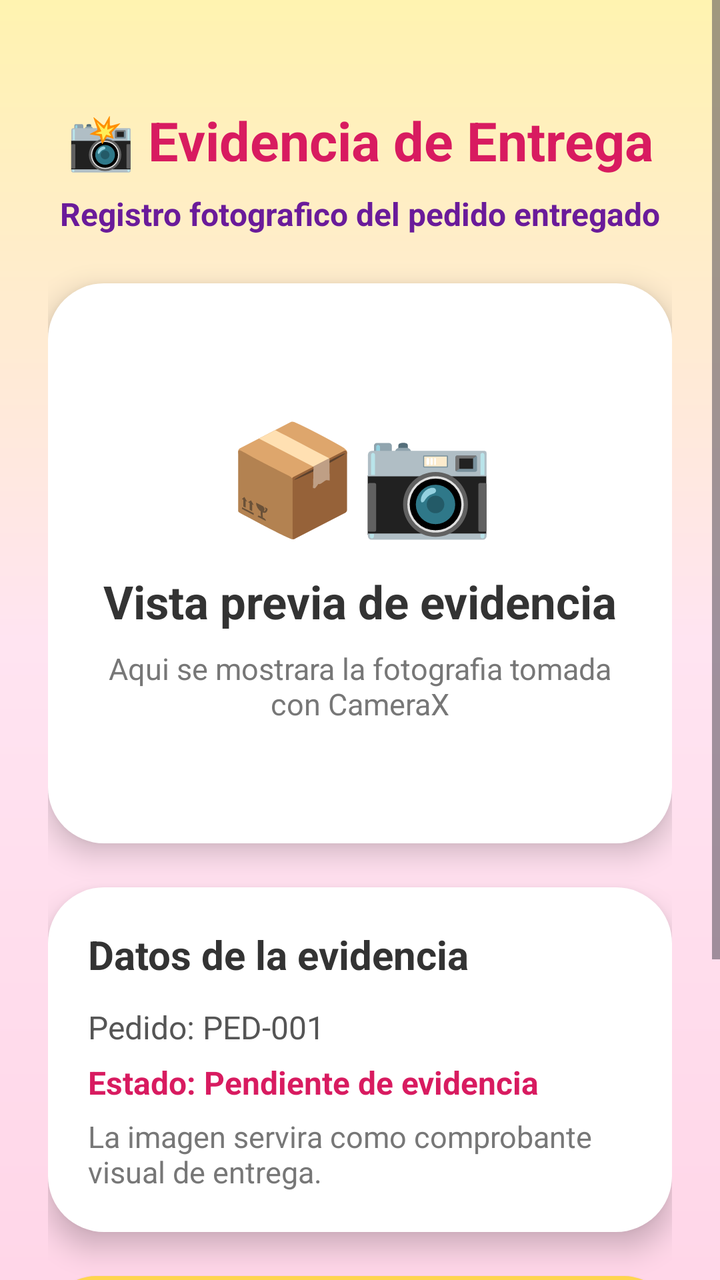
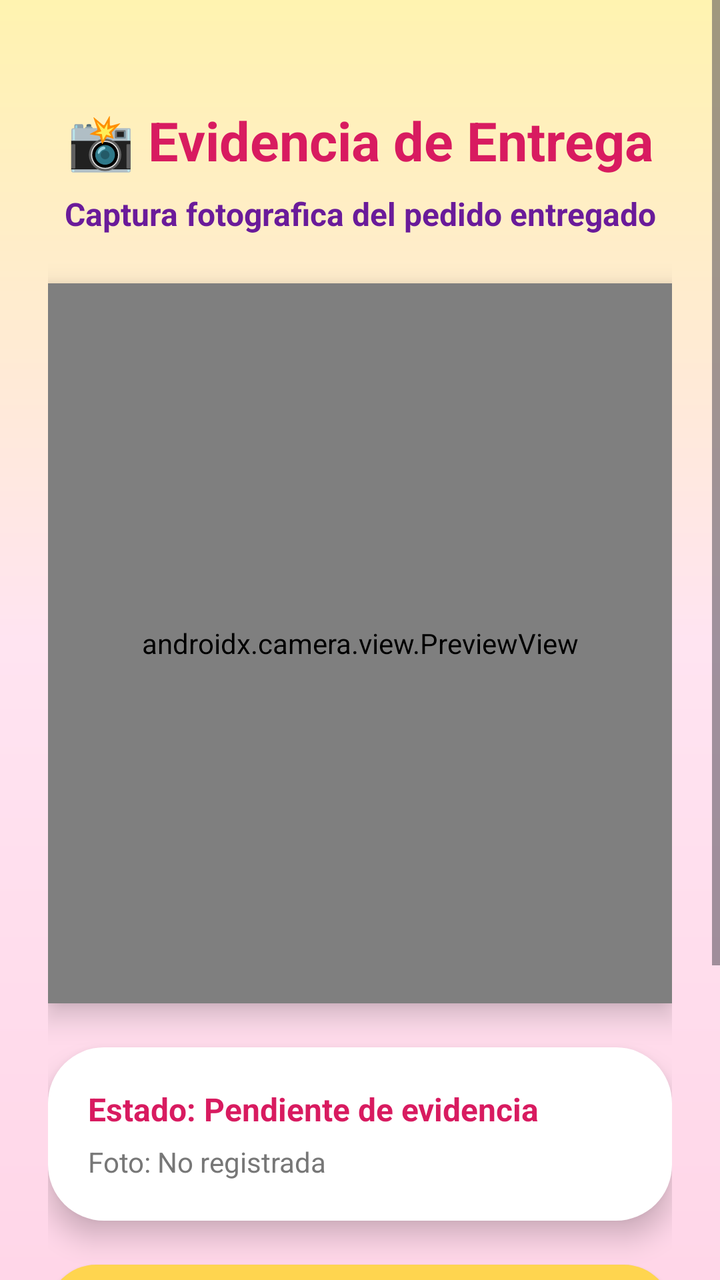

Two renders of the same Android screen: before a commit and after it. Below are the layout's source before the change and the commit's diff.
<!-- AndroidManifest.xml: application theme Theme.ProyectoInnovacionPDM2026GT1Grupo2 -->
<!-- res/layout/activity_evidencia.xml -->
<?xml version="1.0" encoding="utf-8"?>
<ScrollView xmlns:android="http://schemas.android.com/apk/res/android"
    android:layout_width="match_parent"
    android:layout_height="match_parent"
    android:fillViewport="true"
    android:background="@drawable/bg_delivery_gradient">

    <LinearLayout
        android:layout_width="match_parent"
        android:layout_height="wrap_content"
        android:orientation="vertical"
        android:padding="24dp">

        
        <TextView
            android:layout_width="match_parent"
            android:layout_height="wrap_content"
            android:text="📸 Evidencia de Entrega"
            android:textSize="27sp"
            android:textStyle="bold"
            android:textColor="#D81B60"
            android:gravity="center"
            android:layout_marginTop="28dp"
            android:layout_marginBottom="8dp" />

        
        <TextView
            android:layout_width="match_parent"
            android:layout_height="wrap_content"
            android:text="Registro fotografico del pedido entregado"
            android:textSize="16sp"
            android:textStyle="bold"
            android:textColor="#6A1B9A"
            android:gravity="center"
            android:layout_marginBottom="24dp" />

        
        <LinearLayout
            android:layout_width="match_parent"
            android:layout_height="280dp"
            android:orientation="vertical"
            android:gravity="center"
            android:background="@drawable/bg_card_login"
            android:elevation="8dp"
            android:padding="20dp"
            android:layout_marginBottom="22dp">

            
            <TextView
                android:layout_width="match_parent"
                android:layout_height="wrap_content"
                android:text="📦📷"
                android:textSize="54sp"
                android:gravity="center"
                android:layout_marginBottom="12dp" />

            
            <TextView
                android:layout_width="match_parent"
                android:layout_height="wrap_content"
                android:text="Vista previa de evidencia"
                android:textSize="23sp"
                android:textStyle="bold"
                android:textColor="#333333"
                android:gravity="center"
                android:layout_marginBottom="8dp" />

            
            <TextView
                android:layout_width="match_parent"
                android:layout_height="wrap_content"
                android:text="Aqui se mostrara la fotografia tomada con CameraX"
                android:textSize="15sp"
                android:textColor="#777777"
                android:gravity="center" />

        </LinearLayout>

        
        <LinearLayout
            android:layout_width="match_parent"
            android:layout_height="wrap_content"
            android:orientation="vertical"
            android:background="@drawable/bg_card_login"
            android:elevation="8dp"
            android:padding="20dp"
            android:layout_marginBottom="22dp">

            
            <TextView
                android:layout_width="match_parent"
                android:layout_height="wrap_content"
                android:text="Datos de la evidencia"
                android:textSize="20sp"
                android:textStyle="bold"
                android:textColor="#333333"
                android:layout_marginBottom="12dp" />

            
            <TextView
                android:layout_width="match_parent"
                android:layout_height="wrap_content"
                android:text="Pedido: PED-001"
                android:textSize="16sp"
                android:textColor="#555555"
                android:layout_marginBottom="6dp" />

            
            <TextView
                android:layout_width="match_parent"
                android:layout_height="wrap_content"
                android:text="Estado: Pendiente de evidencia"
                android:textSize="16sp"
                android:textStyle="bold"
                android:textColor="#D81B60"
                android:layout_marginBottom="6dp" />

            
            <TextView
                android:layout_width="match_parent"
                android:layout_height="wrap_content"
                android:text="La imagen servira como comprobante visual de entrega."
                android:textSize="15sp"
                android:textColor="#777777" />

        </LinearLayout>

        
        <Button
            android:id="@+id/btnTomarFoto"
            android:layout_width="match_parent"
            android:layout_height="56dp"
            android:text="Tomar foto"
            android:textAllCaps="false"
            android:textStyle="bold"
            android:textColor="#333333"
            android:background="@drawable/bg_button_yellow"
            android:layout_marginBottom="12dp" />

        
        <Button
            android:id="@+id/btnGuardarEvidencia"
            android:layout_width="match_parent"
            android:layout_height="56dp"
            android:text="Guardar evidencia"
            android:textAllCaps="false"
            android:textStyle="bold"
            android:textColor="#FFFFFF"
            android:background="@drawable/bg_button_pink"
            android:layout_marginBottom="12dp" />

        
        <Button
            android:id="@+id/btnVolverEvidencia"
            android:layout_width="match_parent"
            android:layout_height="56dp"
            android:text="Volver"
            android:textAllCaps="false"
            android:textStyle="bold"
            android:textColor="#FFFFFF"
            android:background="@drawable/bg_button_dark_pink" />

    </LinearLayout>

</ScrollView>
<!-- resources referenced by this layout -->
<resources>
  <!-- drawable bg_button_dark_pink (drawable) -->
  <?xml version="1.0" encoding="utf-8"?>
  <shape xmlns:android="http://schemas.android.com/apk/res/android">
  
      
      <solid android:color="#D81B60" />
  
      <corners android:radius="24dp" />
  
  </shape>
  <!-- drawable bg_button_pink (drawable) -->
  <?xml version="1.0" encoding="utf-8"?>
  <shape xmlns:android="http://schemas.android.com/apk/res/android">
  
      
      <solid android:color="#FF4FA3" />
  
      <corners android:radius="24dp" />
  
  </shape>
  <!-- drawable bg_button_yellow (drawable) -->
  <?xml version="1.0" encoding="utf-8"?>
  <shape xmlns:android="http://schemas.android.com/apk/res/android">
  
      
      <solid android:color="#FFD54F" />
  
      <corners android:radius="24dp" />
  
  </shape>
  <!-- drawable bg_card_login (drawable) -->
  <?xml version="1.0" encoding="utf-8"?>
  <shape xmlns:android="http://schemas.android.com/apk/res/android">
  
      
      <solid android:color="#FFFFFF" />
  
      <corners android:radius="28dp" />
  
  </shape>
  <!-- drawable bg_delivery_gradient (drawable) -->
  <?xml version="1.0" encoding="utf-8"?>
  <shape xmlns:android="http://schemas.android.com/apk/res/android">
  
      
      <gradient
          android:startColor="#FFF3B0"
          android:centerColor="#FFE4F1"
          android:endColor="#FFD6E8"
          android:angle="270" />
  
  </shape>
  <style name="Theme.ProyectoInnovacionPDM2026GT1Grupo2" parent="Base.Theme.ProyectoInnovacionPDM2026GT1Grupo2" />
  <style name="Base.Theme.ProyectoInnovacionPDM2026GT1Grupo2" parent="Theme.Material3.DayNight.NoActionBar">
          
          
      </style>
</resources>

<!-- the commit's change to res/layout/activity_evidencia.xml (unified diff, before → after) -->
@@ -27,7 +27,7 @@
         <TextView
             android:layout_width="match_parent"
             android:layout_height="wrap_content"
-            android:text="Registro fotografico del pedido entregado"
+            android:text="Captura fotografica del pedido entregado"
             android:textSize="16sp"
             android:textStyle="bold"
             android:textColor="#6A1B9A"
@@ -35,46 +35,25 @@
             android:layout_marginBottom="24dp" />
 
         
-        <LinearLayout
+        <androidx.camera.view.PreviewView
+            android:id="@+id/previewCamara"
             android:layout_width="match_parent"
-            android:layout_height="280dp"
-            android:orientation="vertical"
-            android:gravity="center"
+            android:layout_height="360dp"
             android:background="@drawable/bg_card_login"
             android:elevation="8dp"
-            android:padding="20dp"
-            android:layout_marginBottom="22dp">
+            android:layout_marginBottom="22dp" />
 
-            
-            <TextView
-                android:layout_width="match_parent"
-                android:layout_height="wrap_content"
-                android:text="📦📷"
-                android:textSize="54sp"
-                android:gravity="center"
-                android:layout_marginBottom="12dp" />
-
-            
-            <TextView
-                android:layout_width="match_parent"
-                android:layout_height="wrap_content"
-                android:text="Vista previa de evidencia"
-                android:textSize="23sp"
-                android:textStyle="bold"
-                android:textColor="#333333"
-                android:gravity="center"
-                android:layout_marginBottom="8dp" />
-
-            
-            <TextView
-                android:layout_width="match_parent"
-                android:layout_height="wrap_content"
-                android:text="Aqui se mostrara la fotografia tomada con CameraX"
-                android:textSize="15sp"
-                android:textColor="#777777"
-                android:gravity="center" />
-
-        </LinearLayout>
+        
+        <ImageView
+            android:id="@+id/imgEvidencia"
+            android:layout_width="match_parent"
+            android:layout_height="220dp"
+            android:scaleType="centerCrop"
+            android:visibility="gone"
+            android:background="@drawable/bg_card_login"
+            android:elevation="8dp"
+            android:contentDescription="Foto de evidencia de entrega"
+            android:layout_marginBottom="22dp" />
 
         
         <LinearLayout
@@ -88,25 +67,7 @@
 
             
             <TextView
-                android:layout_width="match_parent"
-                android:layout_height="wrap_content"
-                android:text="Datos de la evidencia"
-                android:textSize="20sp"
-                android:textStyle="bold"
-                android:textColor="#333333"
-                android:layout_marginBottom="12dp" />
-
-            
-            <TextView
-                android:layout_width="match_parent"
-                android:layout_height="wrap_content"
-                android:text="Pedido: PED-001"
-                android:textSize="16sp"
-                android:textColor="#555555"
-                android:layout_marginBottom="6dp" />
-
-            
-            <TextView
+                android:id="@+id/txtEstadoEvidencia"
                 android:layout_width="match_parent"
                 android:layout_height="wrap_content"
                 android:text="Estado: Pendiente de evidencia"
@@ -117,10 +78,11 @@
 
             
             <TextView
+                android:id="@+id/txtRutaFoto"
                 android:layout_width="match_parent"
                 android:layout_height="wrap_content"
-                android:text="La imagen servira como comprobante visual de entrega."
-                android:textSize="15sp"
+                android:text="Foto: No registrada"
+                android:textSize="14sp"
                 android:textColor="#777777" />
 
         </LinearLayout>
